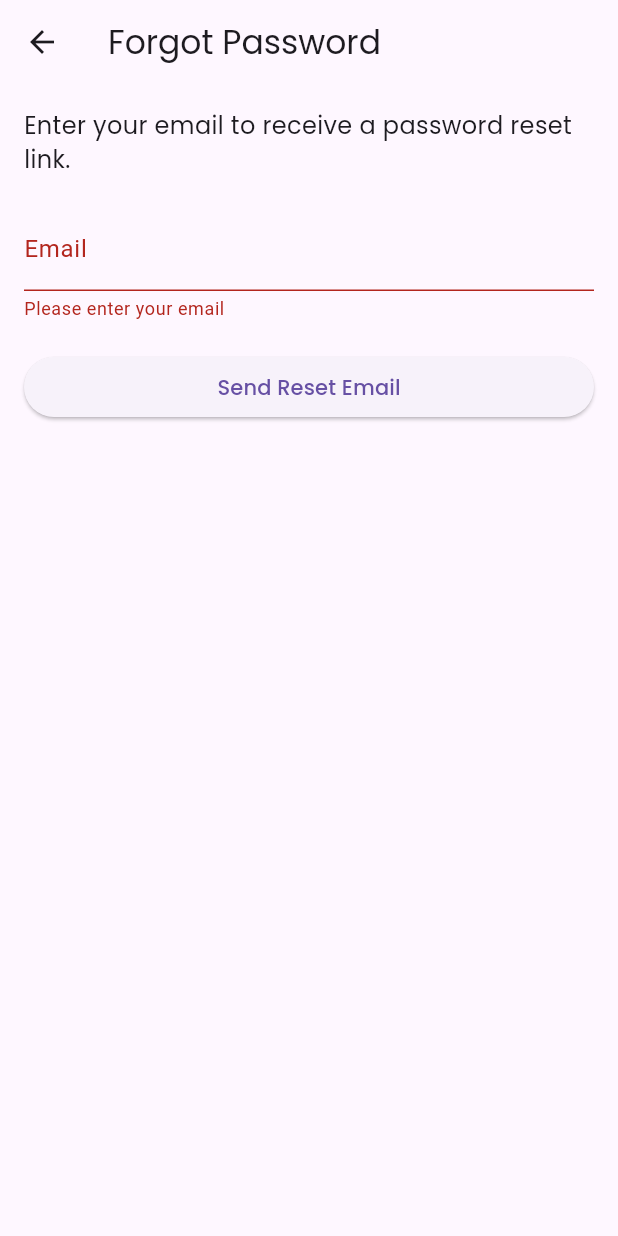
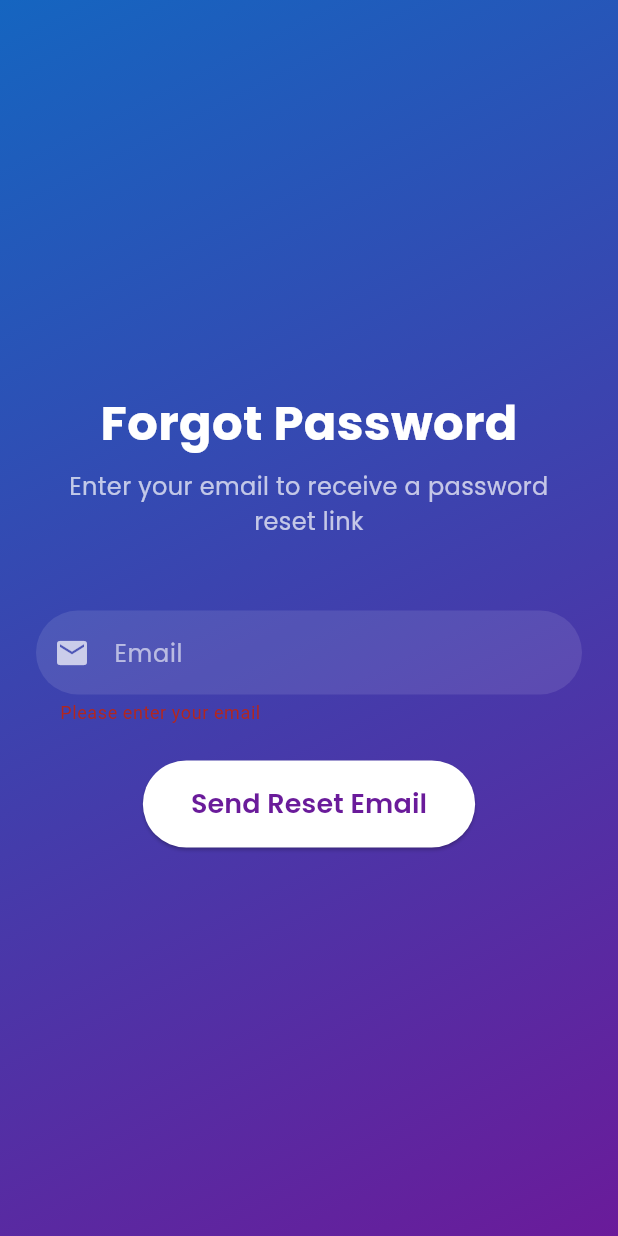
Before and after one commit to jehanzaib084/quiz_app_1, a Flutter app: the ForgotPasswordScreen screen opened directly, after a tap on "Send Reset Email", on a phone screen of 412 x 824 dp. Run offline on Flutter 3.47's test engine with Material 3 defaults, Android fonts, the phone set to English and light mode, and no system bars; our stand-ins replace cloud_firestore, firebase_auth, firebase_core, flutter_riverpod, google_fonts, google_sign_in; accounts and stored records are empty.

Commit message:
Enhance forgot password screen with improved UI and error handling

```diff
--- a/lib/auth/forgot_pass.dart
+++ b/lib/auth/forgot_pass.dart
@@ -18,12 +18,61 @@ class _ForgotPasswordScreenState extends State<ForgotPasswordScreen> {
     _formKey.currentState!.save();
     try {
       await FirebaseAuth.instance.sendPasswordResetEmail(email: _email);
-        ScaffoldMessenger.of(context).showSnackBar(
-          const SnackBar(content: Text('Password reset email sent successfully')),
+      if (!mounted) return;
+      showDialog(
+        context: context,
+        builder: (BuildContext context) => AlertDialog(
+          title: Text(
+            'Success',
+            style: GoogleFonts.poppins(
+              fontWeight: FontWeight.bold,
+            ),
+          ),
+          content: Text(
+            'Password reset email sent successfully',
+            style: GoogleFonts.poppins(),
+          ),
+          actions: [
+            TextButton(
+              onPressed: () => Navigator.pop(context),
+              child: Text(
+                'OK',
+                style: GoogleFonts.poppins(
+                  color: Colors.purple.shade800,
+                  fontWeight: FontWeight.bold,
+                ),
+              ),
+            ),
+          ],
+        ),
       );
     } catch (e) {
-        ScaffoldMessenger.of(context).showSnackBar(
-          SnackBar(content: Text('Error: ${e.toString()}')),
+      showDialog(
+        context: context,
+        builder: (BuildContext context) => AlertDialog(
+          title: Text(
+            'Error',
+            style: GoogleFonts.poppins(
+              fontWeight: FontWeight.bold,
+            ),
+          ),
+          content: Text(
+            'Error: ${e.toString()}',
+            style: GoogleFonts.poppins(),
+          ),
+          actions: [
+            TextButton(
+              onPressed: () => Navigator.pop(context),
+              child: Text(
+                'OK',
+                style: GoogleFonts.poppins(
+                  color: Colors.purple.shade800,
+                  fontWeight: FontWeight.bold,
+                ),
+              ),
+            ),
+          ],
+        ),
       );
     }
   }
@@ -32,43 +81,109 @@ class _ForgotPasswordScreenState extends State<ForgotPasswordScreen> {
   @override
   Widget build(BuildContext context) {
     return Scaffold(
-      appBar: AppBar(
-        title: Text('Forgot Password', style: GoogleFonts.poppins()),
+      body: Container(
+        decoration: BoxDecoration(
+          gradient: LinearGradient(
+            begin: Alignment.topLeft,
+            end: Alignment.bottomRight,
+            colors: [Colors.blue.shade800, Colors.purple.shade800],
           ),
-      body: Padding(
-        padding: const EdgeInsets.all(16.0),
+        ),
+        child: SafeArea(
+          child: Center(
+            child: SingleChildScrollView(
+              child: Padding(
+                padding: const EdgeInsets.all(24.0),
                 child: Form(
                   key: _formKey,
                   child: Column(
-            crossAxisAlignment: CrossAxisAlignment.stretch,
+                    mainAxisAlignment: MainAxisAlignment.center,
                     children: [
-              Text(
-                'Enter your email to receive a password reset link.',
-                style: GoogleFonts.poppins(fontSize: 16),
+                      _header(),
+                      const SizedBox(height: 48),
+                      _inputField(),
+                      const SizedBox(height: 24),
+                      _sendResetButton(),
+                    ],
                   ),
-              const SizedBox(height: 20),
-              TextFormField(
-                decoration: const InputDecoration(labelText: 'Email'),
-                keyboardType: TextInputType.emailAddress,
-                validator: (value) {
-                  if (value == null || value.isEmpty) {
-                    return 'Please enter your email';
-                  }
-                  return null;
-                },
-                onSaved: (value) {
-                  _email = value!;
-                },
                 ),
-              const SizedBox(height: 20),
-              ElevatedButton(
-                onPressed: sendResetEmail,
-                child: Text('Send Reset Email', style: GoogleFonts.poppins()),
               ),
-            ],
+            ),
           ),
         ),
       ),
     );
   }
+
+  Widget _header() {
+    return Column(
+      children: [
+        Text(
+          "Forgot Password",
+          style: GoogleFonts.poppins(
+            fontSize: 32,
+            fontWeight: FontWeight.bold,
+            color: Colors.white,
+          ),
+        ),
+        const SizedBox(height: 8),
+        Text(
+          "Enter your email to receive a password reset link",
+          style: GoogleFonts.poppins(
+            fontSize: 16,
+            color: Colors.white70,
+          ),
+          textAlign: TextAlign.center,
+        ),
+      ],
+    );
   }
+
+  Widget _inputField() {
+    return Column(
+      crossAxisAlignment: CrossAxisAlignment.stretch,
+      children: [
+        TextFormField(
+          decoration: InputDecoration(
+            hintText: "Email",
+            hintStyle: GoogleFonts.poppins(color: Colors.white60),
+            filled: true,
+            fillColor: Colors.white.withOpacity(0.1),
+            border: OutlineInputBorder(
+              borderRadius: BorderRadius.circular(30),
+              borderSide: BorderSide.none,
+            ),
+            prefixIcon: const Icon(Icons.email, color: Colors.white70),
+          ),
+          style: GoogleFonts.poppins(color: Colors.white),
+          keyboardType: TextInputType.emailAddress,
+          validator: (value) =>
+              value!.isEmpty ? 'Please enter your email' : null,
+          onSaved: (newValue) => _email = newValue ?? '',
+        ),
+      ],
+    );
+  }
+
+  Widget _sendResetButton() {
+    return ElevatedButton(
+      onPressed: sendResetEmail,
+      style: ElevatedButton.styleFrom(
+        foregroundColor: Colors.purple.shade800,
+        backgroundColor: Colors.white,
+        padding: const EdgeInsets.symmetric(vertical: 16, horizontal: 32),
+        shape: RoundedRectangleBorder(
+          borderRadius: BorderRadius.circular(30),
+        ),
+        minimumSize: const Size(200, 50), // Adjust the size as needed
+      ),
+      child: Text(
+        "Send Reset Email",
+        style: GoogleFonts.poppins(
+          fontSize: 18,
+          fontWeight: FontWeight.w600,
+        ),
+      ),
+    );
+  }
+}
```
Lines whose indentation alone changed are shown as unchanged.
